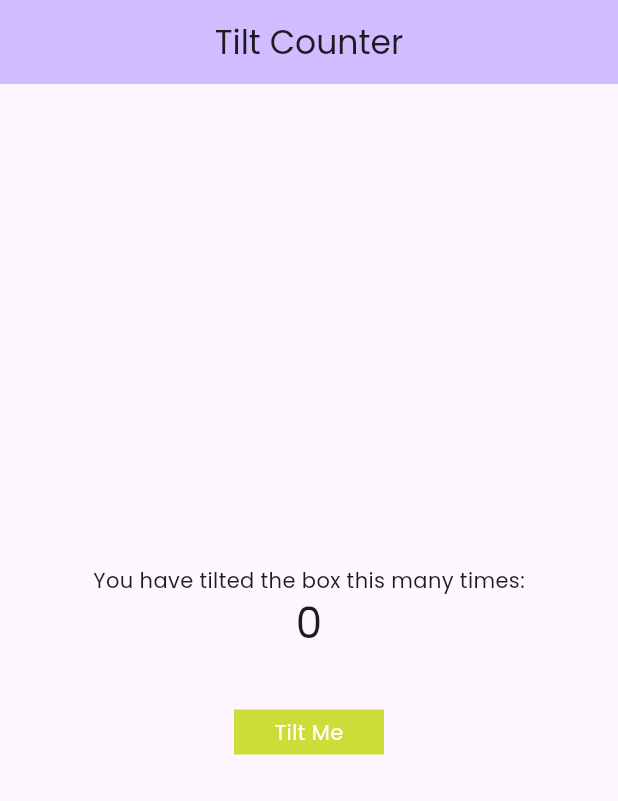
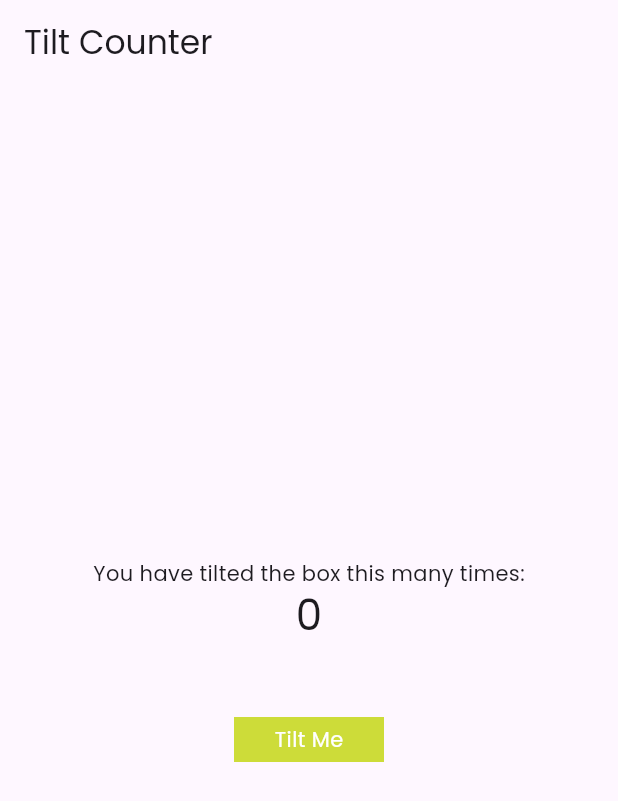
Before and after one commit to anjumArnab/Shared-Preferences-Increment-App, a Flutter app: the screen it shows after launch, on a phone screen of 412 x 824 dp. Shown: the top 801 px of the screen. Run offline on Flutter 3.47's test engine with Material 3 defaults, Android fonts, the phone set to English and light mode, and no system bars; our stand-ins replace google_fonts, shared_preferences.

Commit message:
UI layout

```diff
--- a/lib/main.dart
+++ b/lib/main.dart
@@ -23,7 +23,7 @@ class TiltCounter extends StatelessWidget {
       theme: ThemeData(
         textTheme: GoogleFonts.poppinsTextTheme(),
       ),
-      home: const MyHomePage(title: 'Tilt Counter'),
+      home: const HomePage(title: 'Tilt Counter'),
     );
   }
 }
@@ -65,8 +65,8 @@ class CounterProvider extends ChangeNotifier {
   }
 }
 
-class MyHomePage extends StatelessWidget {
-  const MyHomePage({super.key, required this.title});
+class HomePage extends StatelessWidget {
+  const HomePage({super.key, required this.title});
 
   final String title;
 
@@ -76,8 +76,6 @@ class MyHomePage extends StatelessWidget {
 
     return Scaffold(
       appBar: AppBar(
-        backgroundColor: Theme.of(context).colorScheme.inversePrimary,
-        centerTitle: true,
         title: Text(title),
       ),
       body: Column(
@@ -90,7 +88,7 @@ class MyHomePage extends StatelessWidget {
             '${counterProvider.counter}',
             style: Theme.of(context).textTheme.headlineMedium,
           ),
-          const SizedBox(height: 40),
+          const SizedBox(height: 50),
           Center(
             child: GestureDetector(
               onHorizontalDragUpdate: (details) =>
```
